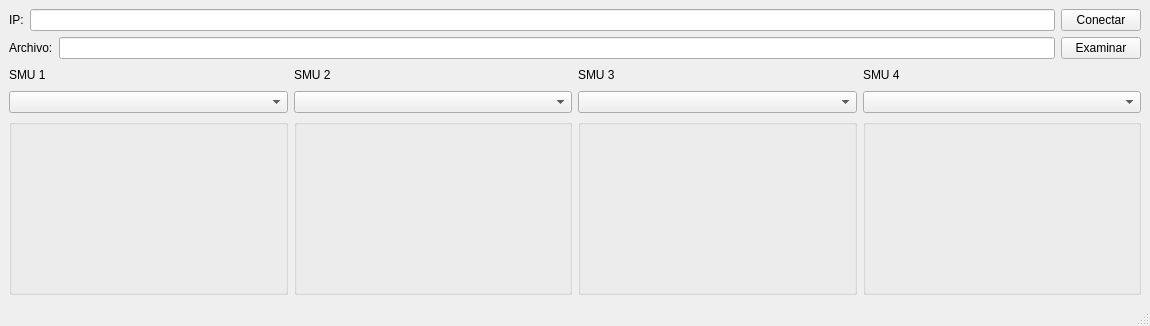
The window that ui/Keithley.ui (jsantos17/Tesis) describes before a commit, drawn with Qt 5.
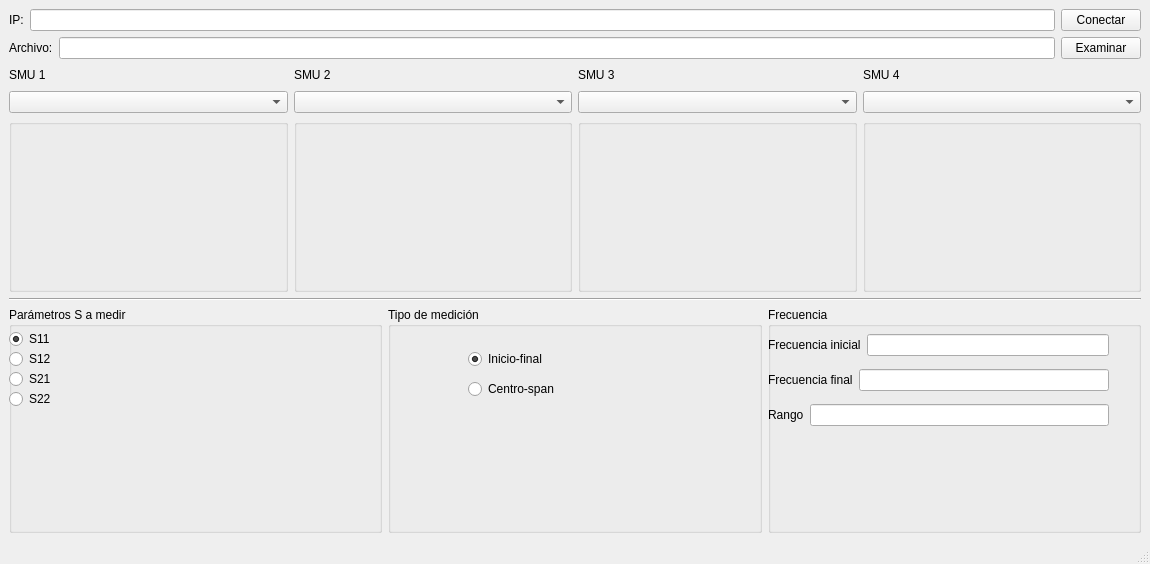
The same window after the commit.

```diff
--- a/ui/Keithley.ui
+++ b/ui/Keithley.ui
@@ -7,13 +7,13 @@
     <x>0</x>
     <y>0</y>
     <width>1150</width>
-    <height>326</height>
+    <height>564</height>
    </rect>
   </property>
   <property name="minimumSize">
    <size>
     <width>1150</width>
-    <height>0</height>
+    <height>300</height>
    </size>
   </property>
   <property name="windowTitle">
@@ -21,6 +21,173 @@
   </property>
   <widget class="QWidget" name="centralwidget">
    <layout class="QGridLayout" name="gridLayout">
+    <item row="3" column="0">
+     <layout class="QHBoxLayout" name="bottom_layout">
+      <item>
+       <widget class="QGroupBox" name="s_groupbox">
+        <property name="title">
+         <string>Parámetros S a medir</string>
+        </property>
+        <widget class="QRadioButton" name="s11_radio">
+         <property name="geometry">
+          <rect>
+           <x>0</x>
+           <y>20</y>
+           <width>61</width>
+           <height>24</height>
+          </rect>
+         </property>
+         <property name="text">
+          <string>S11</string>
+         </property>
+         <property name="checked">
+          <bool>true</bool>
+         </property>
+        </widget>
+        <widget class="QRadioButton" name="s12_radio">
+         <property name="geometry">
+          <rect>
+           <x>0</x>
+           <y>40</y>
+           <width>61</width>
+           <height>24</height>
+          </rect>
+         </property>
+         <property name="text">
+          <string>S12</string>
+         </property>
+        </widget>
+        <widget class="QRadioButton" name="s21_radio">
+         <property name="geometry">
+          <rect>
+           <x>0</x>
+           <y>60</y>
+           <width>61</width>
+           <height>24</height>
+          </rect>
+         </property>
+         <property name="text">
+          <string>S21</string>
+         </property>
+        </widget>
+        <widget class="QRadioButton" name="s22_radio">
+         <property name="geometry">
+          <rect>
+           <x>0</x>
+           <y>80</y>
+           <width>61</width>
+           <height>24</height>
+          </rect>
+         </property>
+         <property name="text">
+          <string>S22</string>
+         </property>
+        </widget>
+       </widget>
+      </item>
+      <item>
+       <layout class="QVBoxLayout" name="verticalLayout_2">
+        <item>
+         <widget class="QGroupBox" name="measuretype_groupbox">
+          <property name="title">
+           <string>Tipo de medición</string>
+          </property>
+          <widget class="QRadioButton" name="start_stop_radio">
+           <property name="geometry">
+            <rect>
+             <x>80</x>
+             <y>40</y>
+             <width>104</width>
+             <height>24</height>
+            </rect>
+           </property>
+           <property name="text">
+            <string>Inicio-final</string>
+           </property>
+           <property name="checked">
+            <bool>true</bool>
+           </property>
+          </widget>
+          <widget class="QRadioButton" name="center_span_radio">
+           <property name="geometry">
+            <rect>
+             <x>80</x>
+             <y>70</y>
+             <width>104</width>
+             <height>24</height>
+            </rect>
+           </property>
+           <property name="text">
+            <string>Centro-span</string>
+           </property>
+          </widget>
+         </widget>
+        </item>
+       </layout>
+      </item>
+      <item>
+       <widget class="QGroupBox" name="freq_groupbox">
+        <property name="title">
+         <string>Frecuencia</string>
+        </property>
+        <widget class="QWidget" name="verticalLayoutWidget">
+         <property name="geometry">
+          <rect>
+           <x>0</x>
+           <y>20</y>
+           <width>341</width>
+           <height>107</height>
+          </rect>
+         </property>
+         <layout class="QVBoxLayout" name="verticalLayout">
+          <item>
+           <layout class="QHBoxLayout" name="horizontalLayout_6">
+            <item>
+             <widget class="QLabel" name="freqstart_label">
+              <property name="text">
+               <string>Frecuencia inicial</string>
+              </property>
+             </widget>
+            </item>
+            <item>
+             <widget class="QLineEdit" name="freqstart_field"/>
+            </item>
+           </layout>
+          </item>
+          <item>
+           <layout class="QHBoxLayout" name="horizontalLayout_4">
+            <item>
+             <widget class="QLabel" name="freqstop_label">
+              <property name="text">
+               <string>Frecuencia final</string>
+              </property>
+             </widget>
+            </item>
+            <item>
+             <widget class="QLineEdit" name="freqstop_field"/>
+            </item>
+           </layout>
+          </item>
+          <item>
+           <layout class="QHBoxLayout" name="horizontalLayout_5">
+            <item>
+             <widget class="QLabel" name="range_label">
+              <property name="text">
+               <string>Rango</string>
+              </property>
+             </widget>
+            </item>
+            <item>
+             <widget class="QLineEdit" name="range_field"/>
+            </item>
+           </layout>
+          </item>
+         </layout>
+        </widget>
+       </widget>
+      </item>
+     </layout>
+    </item>
     <item row="0" column="0">
      <layout class="QVBoxLayout" name="ip_file_layout" stretch="0,0">
       <item>
@@ -238,6 +405,13 @@
       </item>
      </layout>
     </item>
+    <item row="2" column="0">
+     <widget class="Line" name="line">
+      <property name="orientation">
+       <enum>Qt::Horizontal</enum>
+      </property>
+     </widget>
+    </item>
    </layout>
   </widget>
   <widget class="QStatusBar" name="statusbar"/>
```
